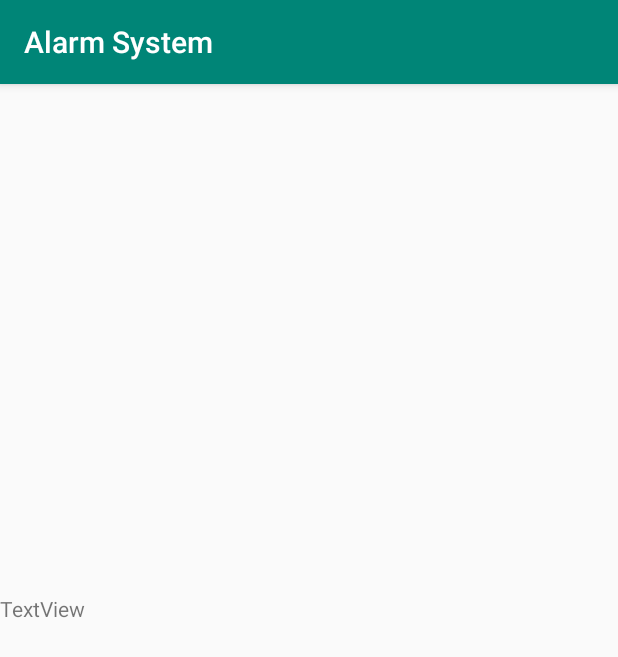
After one commit to isuruhettiarachchi/Android-Alarm-Clock, an Android app: the AlarmFiredActivity screen opened directly, with no data from a screen before it, on a phone screen of 412 x 824 dp. The commit adds this screen. Shown: the top 657 px of the screen. Run offline under Robolectric (Android 15) with nearby library versions, the phone set to English and light mode, and no system bars.

Commit message:
Add alarm fired activity

```diff
--- a/app/src/main/AndroidManifest.xml
+++ b/app/src/main/AndroidManifest.xml
@@ -9,6 +9,7 @@
         android:roundIcon="@mipmap/ic_launcher_round"
         android:supportsRtl="true"
         android:theme="@style/AppTheme">
+        <activity android:name=".AlarmFiredActivity"></activity>
         <activity android:name=".MainActivity">
             <intent-filter>
                 <action android:name="android.intent.action.MAIN" />
--- /dev/null
+++ b/app/src/main/java/com/ctse/alarmsystem/AlarmFiredActivity.java
@@ -0,0 +1,13 @@
+package com.ctse.alarmsystem;
+
+import android.support.v7.app.AppCompatActivity;
+import android.os.Bundle;
+
+public class AlarmFiredActivity extends AppCompatActivity {
+
+    @Override
+    protected void onCreate(Bundle savedInstanceState) {
+        super.onCreate(savedInstanceState);
+        setContentView(R.layout.activity_alarm_fired);
+    }
+}
--- /dev/null
+++ b/app/src/main/res/layout/activity_alarm_fired.xml
@@ -0,0 +1,17 @@
+<?xml version="1.0" encoding="utf-8"?>
+<android.support.constraint.ConstraintLayout xmlns:android="http://schemas.android.com/apk/res/android"
+    xmlns:app="http://schemas.android.com/apk/res-auto"
+    xmlns:tools="http://schemas.android.com/tools"
+    android:layout_width="match_parent"
+    android:layout_height="match_parent"
+    tools:context=".AlarmFiredActivity">
+
+    <TextView
+        android:id="@+id/textView"
+        android:layout_width="wrap_content"
+        android:layout_height="wrap_content"
+        android:layout_marginTop="340dp"
+        android:text="TextView"
+        app:layout_constraintTop_toTopOf="parent"
+        tools:layout_editor_absoluteX="176dp" />
+</android.support.constraint.ConstraintLayout>
```
Also changed, not shown: app/src/main/java/com/ctse/alarmsystem/AlarmReceiver.java (+13 -0 lines), app/src/main/java/com/ctse/alarmsystem/MainActivity.java (+11 -5 lines).
